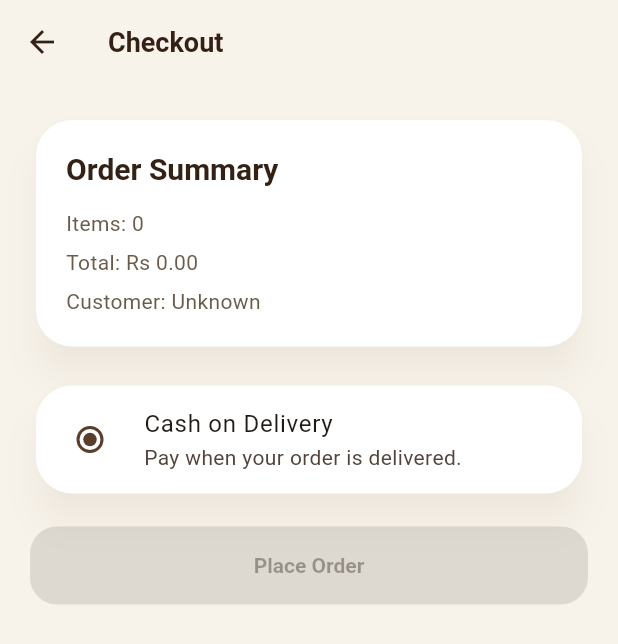
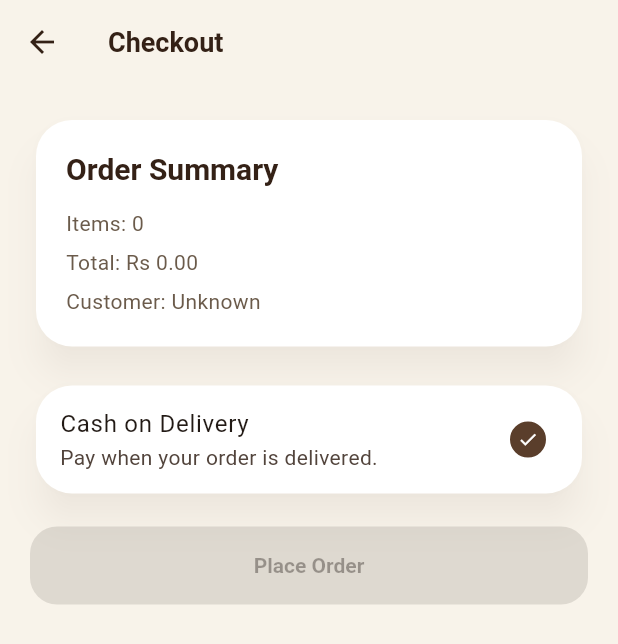
Before and after one commit to yashchauhan-24/PixelLens, a Flutter app: the CheckoutView screen opened directly, on a phone screen of 412 x 824 dp. Shown: the top 644 px of the screen. Run offline on Flutter 3.47's test engine with Material 3 defaults, Android fonts, the light colour scheme and no system bars; our stand-ins replace cloud_firestore, firebase_auth, firebase_core, firebase_storage, google_sign_in; accounts and stored records are empty; network calls fail; statements that could not run were skipped.

Commit message:
fix overflow problems

```diff
--- a/lib/admin/admin_dashboard_view.dart
+++ b/lib/admin/admin_dashboard_view.dart
@@ -1,6 +1,5 @@
 import 'package:flutter/material.dart';
 import 'package:provider/provider.dart';
-
 import '../constants/app_routes.dart';
 import '../controllers/auth_controller.dart';
 import '../controllers/order_controller.dart';
--- a/lib/user/checkout_view.dart
+++ b/lib/user/checkout_view.dart
@@ -45,15 +45,22 @@ class _CheckoutViewState extends State<CheckoutView> {
           ),
           const SizedBox(height: 18),
           Card(
-            child: RadioListTile<String>(
-              value: 'Cash on Delivery',
-              groupValue: _selectedPaymentMethod,
-              onChanged: (value) {
-                if (value == null) return;
-                setState(() => _selectedPaymentMethod = value);
-              },
+            child: ListTile(
+              onTap: () => setState(() => _selectedPaymentMethod = 'Cash on Delivery'),
               title: const Text('Cash on Delivery'),
               subtitle: const Text('Pay when your order is delivered.'),
+              trailing: Container(
+                width: 24,
+                height: 24,
+                decoration: BoxDecoration(
+                  shape: BoxShape.circle,
+                  border: Border.all(color: Theme.of(context).colorScheme.primary, width: 2),
+                  color: _selectedPaymentMethod == 'Cash on Delivery' ? Theme.of(context).colorScheme.primary : Colors.transparent,
+                ),
+                child: _selectedPaymentMethod == 'Cash on Delivery'
+                    ? const Icon(Icons.check, size: 14, color: Colors.white)
+                    : null,
+              ),
             ),
           ),
           const SizedBox(height: 18),
```
Also changed, not shown: lib/user/user_home_view.dart (+40 -17 lines), lib/views/login_view.dart (+0 -24 lines).
